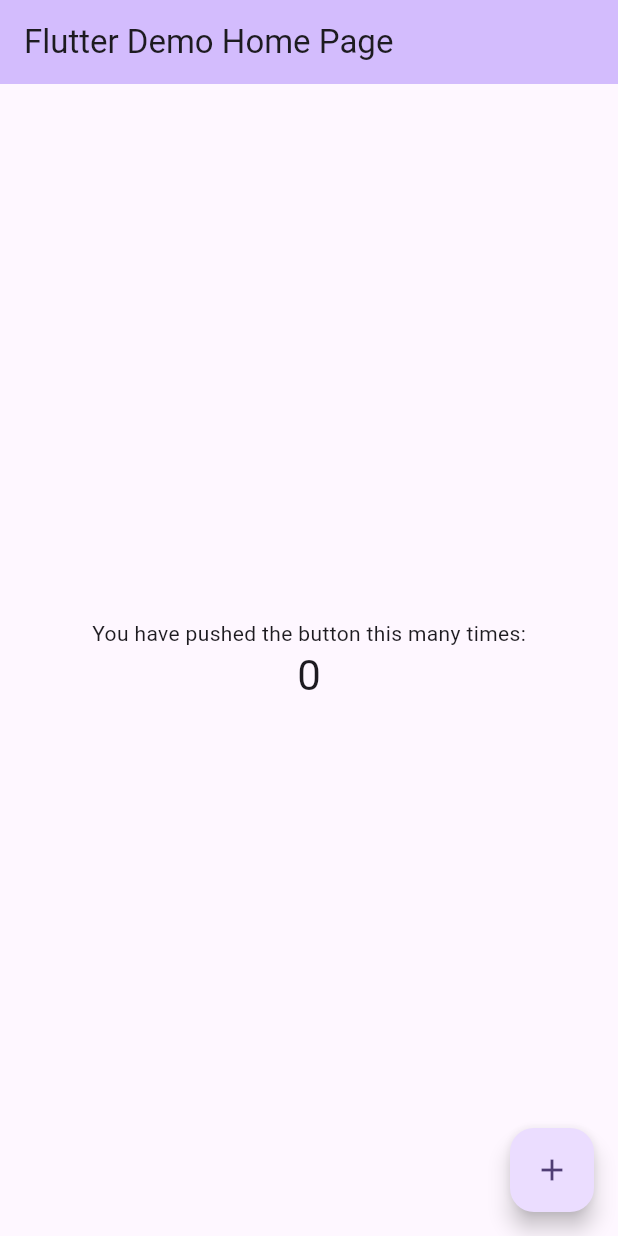
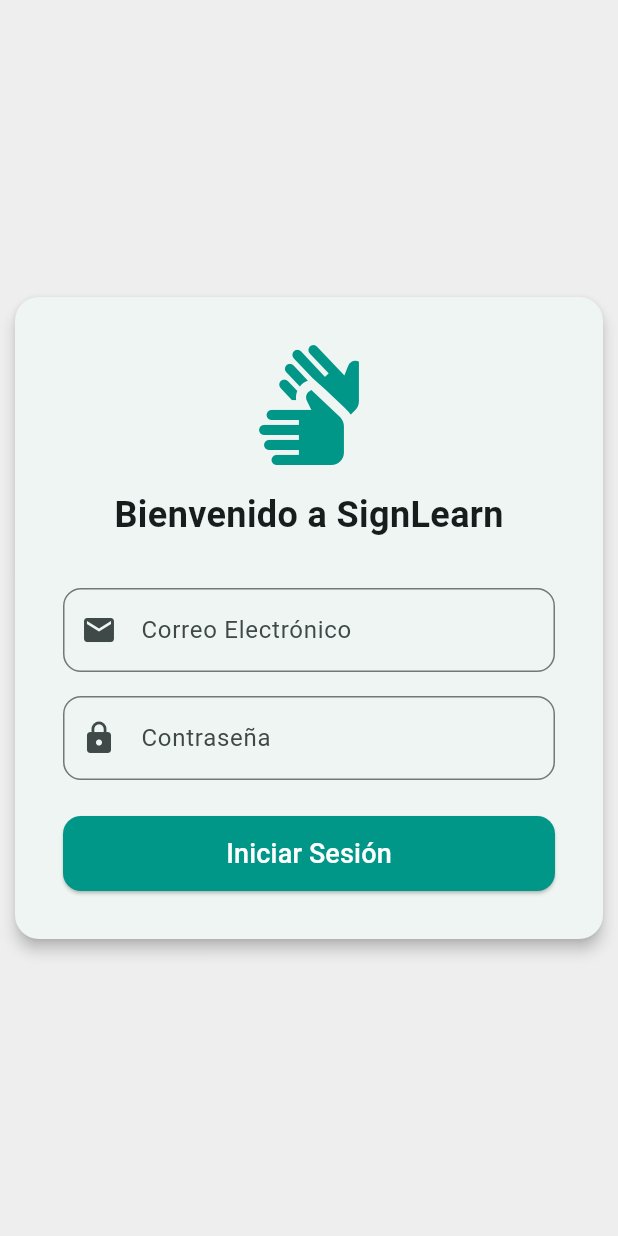
Before and after one commit to HerreraXe5/plataforma-ensenanza-senas, a Flutter app: the screen it shows after launch, on a phone screen of 412 x 824 dp. Run offline on Flutter 3.47's test engine with Material 3 defaults, Android fonts, the phone set to English and light mode, and no system bars.

Commit message:
feat: estructura base y UI de la pantalla de Login para el Sprint 1

```diff
--- a/lib/main.dart
+++ b/lib/main.dart
@@ -1,122 +1,24 @@
 import 'package:flutter/material.dart';
+import 'screens/login_screen.dart';
 
 void main() {
-  runApp(const MyApp());
+  runApp(const SignLearnApp());
 }
 
-class MyApp extends StatelessWidget {
-  const MyApp({super.key});
+class SignLearnApp extends StatelessWidget {
+  const SignLearnApp({super.key});
 
-  // This widget is the root of your application.
   @override
   Widget build(BuildContext context) {
     return MaterialApp(
-      title: 'Flutter Demo',
+      title: 'SignLearn Web',
+      debugShowCheckedModeBanner: false, // Quita la etiqueta de "DEBUG"
       theme: ThemeData(
-        // This is the theme of your application.
-        //
-        // TRY THIS: Try running your application with "flutter run". You'll see
-        // the application has a purple toolbar. Then, without quitting the app,
-        // try changing the seedColor in the colorScheme below to Colors.green
-        // and then invoke "hot reload" (save your changes or press the "hot
-        // reload" button in a Flutter-supported IDE, or press "r" if you used
-        // the command line to start the app).
-        //
-        // Notice that the counter didn't reset back to zero; the application
-        // state is not lost during the reload. To reset the state, use hot
-        // restart instead.
-        //
-        // This works for code too, not just values: Most code changes can be
-        // tested with just a hot reload.
-        colorScheme: .fromSeed(seedColor: Colors.deepPurple),
+        colorScheme: ColorScheme.fromSeed(seedColor: Colors.teal),
+        useMaterial3: true,
       ),
-      home: const MyHomePage(title: 'Flutter Demo Home Page'),
+      // Definimos la pantalla inicial
+      home: const LoginScreen(),
     );
   }
 }
-
-class MyHomePage extends StatefulWidget {
-  const MyHomePage({super.key, required this.title});
-
-  // This widget is the home page of your application. It is stateful, meaning
-  // that it has a State object (defined below) that contains fields that affect
-  // how it looks.
-
-  // This class is the configuration for the state. It holds the values (in this
-  // case the title) provided by the parent (in this case the App widget) and
-  // used by the build method of the State. Fields in a Widget subclass are
-  // always marked "final".
-
-  final String title;
-
-  @override
-  State<MyHomePage> createState() => _MyHomePageState();
-}
-
-class _MyHomePageState extends State<MyHomePage> {
-  int _counter = 0;
-
-  void _incrementCounter() {
-    setState(() {
-      // This call to setState tells the Flutter framework that something has
-      // changed in this State, which causes it to rerun the build method below
-      // so that the display can reflect the updated values. If we changed
-      // _counter without calling setState(), then the build method would not be
-      // called again, and so nothing would appear to happen.
-      _counter++;
-    });
-  }
-
-  @override
-  Widget build(BuildContext context) {
-    // This method is rerun every time setState is called, for instance as done
-    // by the _incrementCounter method above.
-    //
-    // The Flutter framework has been optimized to make rerunning build methods
-    // fast, so that you can just rebuild anything that needs updating rather
-    // than having to individually change instances of widgets.
-    return Scaffold(
-      appBar: AppBar(
-        // TRY THIS: Try changing the color here to a specific color (to
-        // Colors.amber, perhaps?) and trigger a hot reload to see the AppBar
-        // change color while the other colors stay the same.
-        backgroundColor: Theme.of(context).colorScheme.inversePrimary,
-        // Here we take the value from the MyHomePage object that was created by
-        // the App.build method, and use it to set our appbar title.
-        title: Text(widget.title),
-      ),
-      body: Center(
-        // Center is a layout widget. It takes a single child and positions it
-        // in the middle of the parent.
-        child: Column(
-          // Column is also a layout widget. It takes a list of children and
-          // arranges them vertically. By default, it sizes itself to fit its
-          // children horizontally, and tries to be as tall as its parent.
-          //
-          // Column has various properties to control how it sizes itself and
-          // how it positions its children. Here we use mainAxisAlignment to
-          // center the children vertically; the main axis here is the vertical
-          // axis because Columns are vertical (the cross axis would be
-          // horizontal).
-          //
-          // TRY THIS: Invoke "debug painting" (choose the "Toggle Debug Paint"
-          // action in the IDE, or press "p" in the console), to see the
-          // wireframe for each widget.
-          mainAxisAlignment: .center,
-          children: [
-            const Text('You have pushed the button this many times:'),
-            Text(
-              '$_counter',
-              style: Theme.of(context).textTheme.headlineMedium,
-            ),
-          ],
-        ),
-      ),
-      floatingActionButton: FloatingActionButton(
-        onPressed: _incrementCounter,
-        tooltip: 'Increment',
-        child: const Icon(Icons.add),
-      ),
-    );
-  }
-}
--- /dev/null
+++ b/lib/screens/login_screen.dart
@@ -0,0 +1,90 @@
+import 'package:flutter/material.dart';
+
+class LoginScreen extends StatelessWidget {
+  const LoginScreen({super.key});
+
+  @override
+  Widget build(BuildContext context) {
+    return Scaffold(
+      backgroundColor: Colors.grey[200], // Fondo gris claro para resaltar la tarjeta
+      body: Center(
+        child: SizedBox(
+          width: 400, // Ancho máximo para que se vea bien en web
+          child: Card(
+            elevation: 4,
+            shape: RoundedRectangleBorder(
+              borderRadius: BorderRadius.circular(16),
+            ),
+            child: Padding(
+              padding: const EdgeInsets.all(32.0),
+              child: Column(
+                mainAxisSize: MainAxisSize.min, // Se ajusta al contenido
+                children: [
+                  const Icon(
+                    Icons.sign_language,
+                    size: 80,
+                    color: Colors.teal,
+                  ),
+                  const SizedBox(height: 16),
+                  const Text(
+                    'Bienvenido a SignLearn',
+                    style: TextStyle(
+                      fontSize: 24,
+                      fontWeight: FontWeight.bold,
+                    ),
+                  ),
+                  const SizedBox(height: 32),
+                  // Campo de Correo
+                  TextField(
+                    decoration: InputDecoration(
+                      labelText: 'Correo Electrónico',
+                      prefixIcon: const Icon(Icons.email),
+                      border: OutlineInputBorder(
+                        borderRadius: BorderRadius.circular(12),
+                      ),
+                    ),
+                  ),
+                  const SizedBox(height: 16),
+                  // Campo de Contraseña
+                  TextField(
+                    obscureText: true,
+                    decoration: InputDecoration(
+                      labelText: 'Contraseña',
+                      prefixIcon: const Icon(Icons.lock),
+                      border: OutlineInputBorder(
+                        borderRadius: BorderRadius.circular(12),
+                      ),
+                    ),
+                  ),
+                  const SizedBox(height: 24),
+                  // Botón de Iniciar Sesión
+                  SizedBox(
+                    width: double.infinity,
+                    height: 50,
+                    child: ElevatedButton(
+                      style: ElevatedButton.styleFrom(
+                        backgroundColor: Colors.teal,
+                        foregroundColor: Colors.white,
+                        shape: RoundedRectangleBorder(
+                          borderRadius: BorderRadius.circular(12),
+                        ),
+                      ),
+                      onPressed: () {
+                        // Aquí luego pondremos la navegación al Dashboard
+                        print("Intentando iniciar sesión...");
+                      },
+                      child: const Text(
+                        'Iniciar Sesión',
+                        style: TextStyle(fontSize: 18),
+                      ),
+                    ),
+                  ),
+                ],
+              ),
+            ),
+          ),
+        ),
+      ),
+    );
+  }
+}
```
